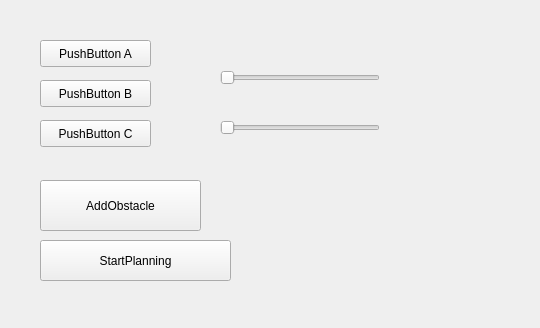
This is rviz_simple_gui/src/uis/simple_widget.ui in mustang66ytz/fmcg_automation as Qt 5 draws it before an edit; both pictures show x 0 to 540 and y 0 to 328 of the 980 by 700 pixel window. The edited form follows.
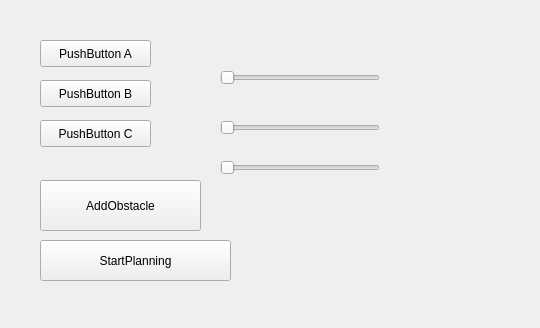
This is the edited form.

Commit message: added customizable obstacle position gui control

What changed in the file:
```diff
--- a/rviz_simple_gui/src/uis/simple_widget.ui
+++ b/rviz_simple_gui/src/uis/simple_widget.ui
@@ -104,6 +104,19 @@
     <enum>Qt::Horizontal</enum>
    </property>
   </widget>
+  <widget class="QSlider" name="obstacleZ">
+   <property name="geometry">
+    <rect>
+     <x>220</x>
+     <y>160</y>
+     <width>160</width>
+     <height>16</height>
+    </rect>
+   </property>
+   <property name="orientation">
+    <enum>Qt::Horizontal</enum>
+   </property>
+  </widget>
  </widget>
  <resources/>
  <connections/>
```
The commit also changes 2 other files.
